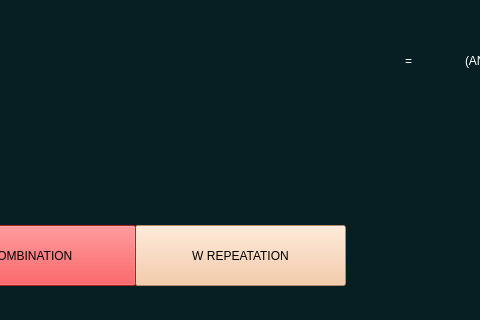
The window that mainUI.ui (Edimar18/PermutationCombination-Gui) describes before a commit, drawn with Qt 5; both pictures show x 155 to 635 and y 405 to 725 of the 1184 by 725 pixel window.
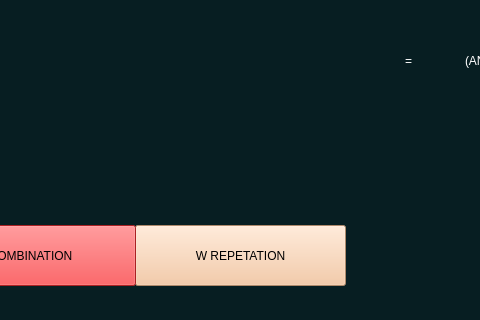
The same window after the commit.

Commit message: fixed some speeling issues

```diff
--- a/mainUI.ui
+++ b/mainUI.ui
@@ -1883,7 +1883,7 @@
 </string>
     </property>
     <property name="text">
-     <string>W REPEATATION</string>
+     <string>W REPETATION</string>
     </property>
    </widget>
    <widget class="QPushButton" name="pushButton_3">
```
The commit also changes 1 other file.
